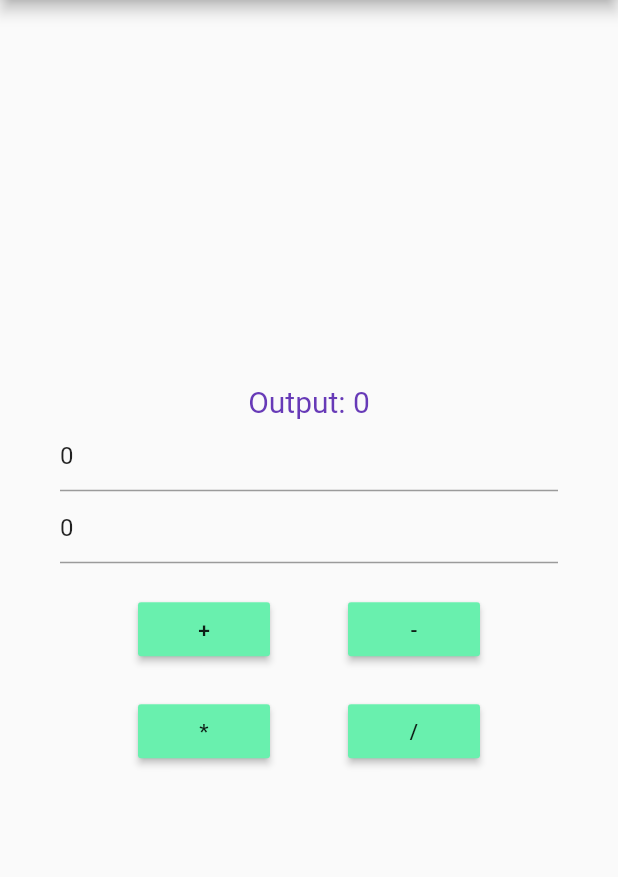
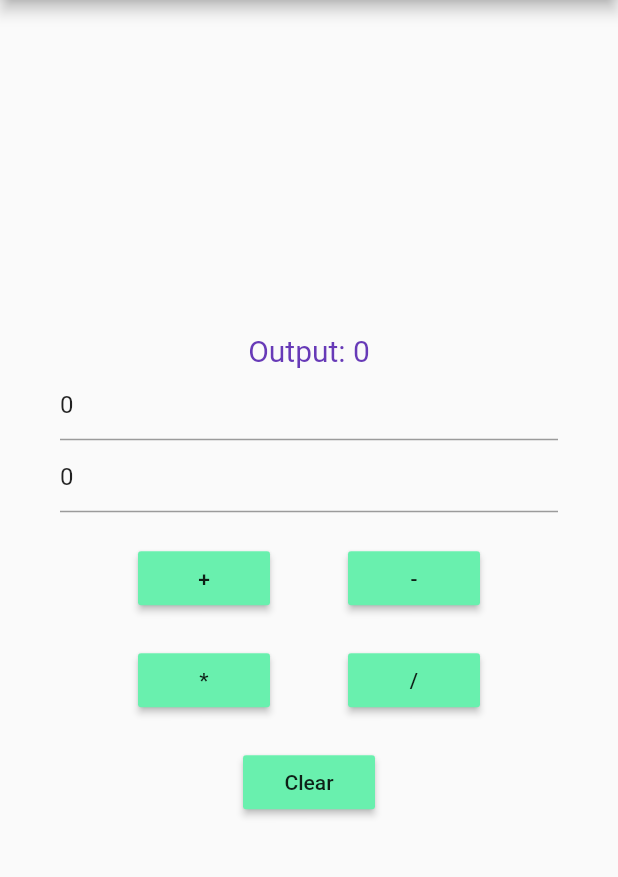
Before and after one commit to gautamamber/Flutter-calculator-app, a Flutter app: the screen it shows after launch, on a phone screen of 412 x 824 dp, the part 84-961 px from its top. Run offline on Flutter 3.47's test engine with Material 2 defaults, Android fonts, the phone set to English and light mode, and no system bars.

Commit message:
add clear button

```diff
--- a/lib/home_page.dart
+++ b/lib/home_page.dart
@@ -56,6 +56,14 @@ class _HomePageState extends State<HomePage> {
     });
   }
 
+  void doClear(){
+    setState(() {
+     t1.text = "0";
+     t2.text = "0";
+
+    });
+  }
+
   @override
   Widget build(BuildContext context) {
     return new Scaffold(
@@ -73,6 +81,7 @@ class _HomePageState extends State<HomePage> {
             new TextField(
               keyboardType: TextInputType.number,
               decoration: new InputDecoration(hintText: "Enter First number..."),
+
               controller: t1,
             ),
             new TextField(
@@ -117,6 +126,20 @@ class _HomePageState extends State<HomePage> {
                 ),
 
               ],
+            ),
+            new Padding(
+              padding: const EdgeInsets.only(top: 20.0),
+            ),
+            new Row(
+              mainAxisAlignment: MainAxisAlignment.center,
+              children: <Widget>[
+                new MaterialButton(
+                  child: new Text("Clear"),
+                  color: Colors.greenAccent,
+                  onPressed: doClear,
+                )
+              ],
+
             )
 
           ],
```
